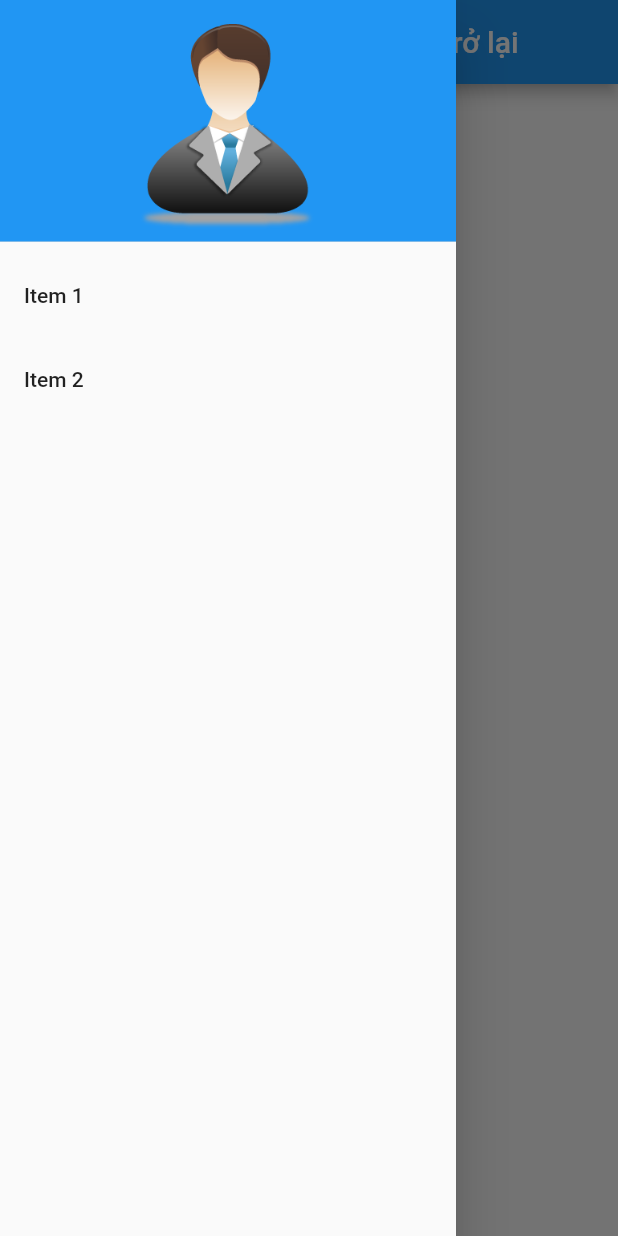
After one commit to huycanh14/project_flutter, a Flutter app: the HomeView screen opened by its route, with the side drawer open, on a phone screen of 412 x 824 dp. The commit adds this screen. Run offline on Flutter 3.47's test engine with Material 2 defaults, Android fonts, the phone set to English and light mode, and no system bars; our stand-ins replace auto_route, shared_preferences, sqflite, stacked; accounts and stored records are empty.

Commit message:
DrawerView

```diff
--- /dev/null
+++ b/lib/ui/views/home/drawer.dart
@@ -0,0 +1,37 @@
+import 'dart:core';
+
+import 'package:flutter/material.dart';
+
+class DrawerView extends StatelessWidget {
+  @override
+  Widget build(BuildContext context) {
+    return Drawer(
+      child: ListView(padding: EdgeInsets.zero, children: <Widget>[
+        DrawerHeader(
+          child: Image(image: AssetImage('images/man.png')),
+          decoration: BoxDecoration(
+            color: Colors.blue,
+          ),
+        ),
+        ListTile(
+          title: Text('Item 1'),
+          onTap: () {
+            // Update the state of the app
+            // ...
+            // Then close the drawer
+            // Navigator.pop(context);
+          },
+        ),
+        ListTile(
+          title: Text('Item 2'),
+          onTap: () {
+            // Update the state of the app
+            // ...
+            // Then close the drawer
+            // Navigator.pop(context);
+          },
+        ),
+      ]),
+    );
+  }
+}
--- a/lib/ui/views/home/home_view.dart
+++ b/lib/ui/views/home/home_view.dart
@@ -1,4 +1,6 @@
 import 'package:flutter/material.dart';
+
+import 'drawer.dart';
 
 class HomeView extends StatefulWidget {
   @override
@@ -8,8 +10,14 @@ class HomeView extends StatefulWidget {
 class _HomeViewState extends State<HomeView> {
   @override
   Widget build(BuildContext context) {
-    return Container(
-      child: Text("222"),
+    return Scaffold(
+      appBar: AppBar(
+        title: Text("Chào mừng bạn đã quay trở lại"),
+      ),
+      body: Center(
+        child: Text('My Page!'),
+      ),
+      drawer: DrawerView(),
     );
   }
 }
--- a/pubspec.yaml
+++ b/pubspec.yaml
@@ -50,8 +50,8 @@ flutter:
   uses-material-design: true
 
   # To add assets to your application, add an assets section, like this:
-  # assets:
-  #   - images/a_dot_burr.jpeg
+  assets:
+    - images/man.png
   #   - images/a_dot_ham.jpeg
 
   # An image asset can refer to one or more resolution-specific "variants", see
```
Also changed, not shown: images/man.png (added).
